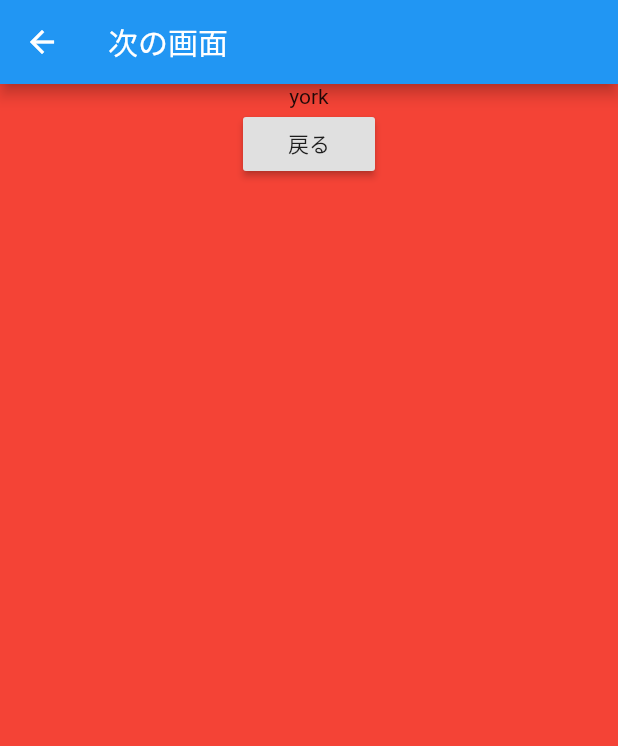
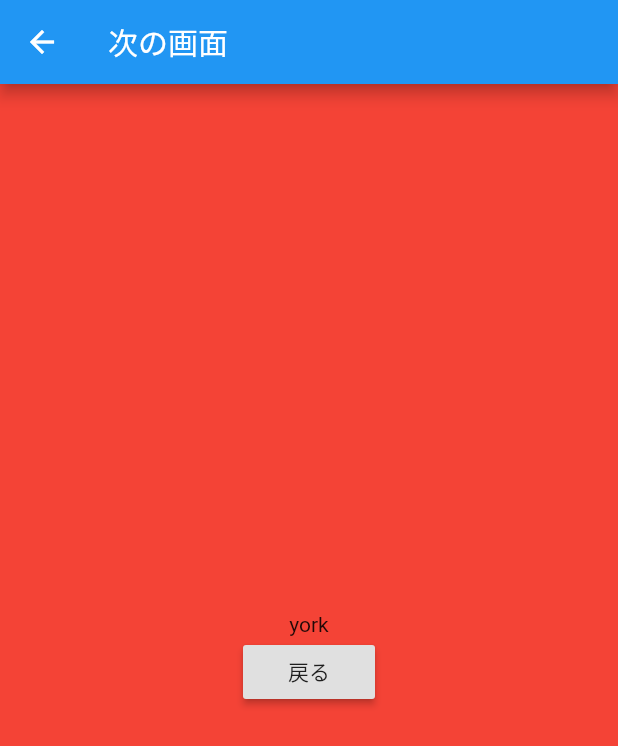
Before and after one commit to 11miyassie/first_flutter_app, a Flutter app: the screen it shows after launch, after a tap on "次へ", on a phone screen of 412 x 824 dp. Shown: the top 746 px of the screen. Run offline on Flutter 3.47's test engine with Material 2 defaults, Android fonts, the phone set to English and light mode, and no system bars.

```diff
--- a/lib/main.dart
+++ b/lib/main.dart
@@ -51,15 +51,16 @@ class _MyHomePageState extends State<MyHomePage> {
       body: Center(
         child: RaisedButton(
           child: Text('次へ'),
-          onPressed: (){
+          onPressed: () async {
             // ここに押したら反応するコードをかく
             // 画面遷移のコード
-            Navigator.push(
+            final result = await Navigator.push(
               context,
               MaterialPageRoute(
                   builder: (context) => NextPage('york'),
               ),
             );
+            print(result);
           },
         ),
       ),
--- a/lib/next_page.dart
+++ b/lib/next_page.dart
@@ -14,13 +14,14 @@ class NextPage extends StatelessWidget {
         height: double.infinity,
         color: Colors.red,
         child: Column(
+          mainAxisAlignment: MainAxisAlignment.center,
           children: [
             Text(name),
             Center(
               child: RaisedButton(
                 child: Text('戻る'),
                 onPressed: () {
-                  Navigator.pop(context);
+                  Navigator.pop(context, '戻ったよ');
                 },
               ),
             ),
```
Also changed, not shown: 1 other file.
